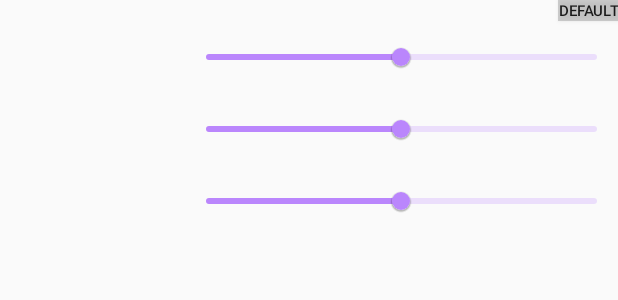
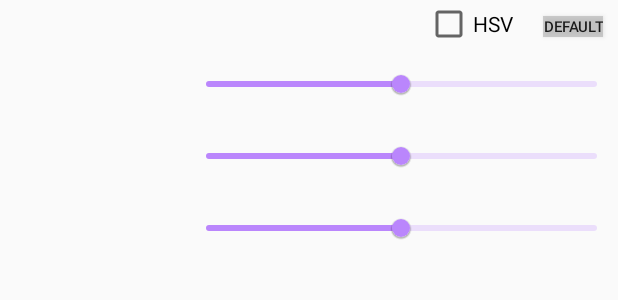
Before and after one commit to ucrio/simplecamerafilter, an Android app: the layout filter_rgb.xml on its own in the app's theme, with its tools: preview values and no code run, on a phone screen of 412 x 824 dp. Shown: the top 300 px of the screen. Run offline under Robolectric (Android 15) with nearby library versions, the light colour scheme and no system bars.

Commit message:
release version

```diff
--- a/app/src/main/java/io/github/ucrio/simplecamerafilter/filters/BrightnessFilter.kt
+++ b/app/src/main/java/io/github/ucrio/simplecamerafilter/filters/BrightnessFilter.kt
@@ -3,16 +3,11 @@ package io.github.ucrio.simplecamerafilter.filters
 import android.graphics.Bitmap
 import android.widget.Button
 import android.widget.LinearLayout
-import android.widget.SeekBar
 import android.widget.TextView
 import com.google.android.material.slider.Slider
 import io.github.ucrio.simplecamerafilter.R
-import org.opencv.android.OpenCVLoader
 import org.opencv.android.Utils
 import org.opencv.core.*
-import org.opencv.imgcodecs.Imgcodecs
-import org.opencv.imgproc.Imgproc
-import java.util.*
 
 class BrightnessFilter (name: String): AbsFilter(name) {
 
--- a/app/src/main/java/io/github/ucrio/simplecamerafilter/filters/PassFilter.kt
+++ b/app/src/main/java/io/github/ucrio/simplecamerafilter/filters/PassFilter.kt
@@ -11,7 +11,6 @@ import io.github.ucrio.simplecamerafilter.R
 import org.opencv.android.Utils
 import org.opencv.core.*
 import org.opencv.imgproc.Imgproc
-import org.opencv.imgcodecs.Imgcodecs
 
 class PassFilter(name: String): AbsFilter(name) {
 
--- a/app/src/main/res/layout/filter_pass.xml
+++ b/app/src/main/res/layout/filter_pass.xml
@@ -25,6 +25,7 @@
             android:layout_height="wrap_content"
             android:minWidth="0dp"
             android:minHeight="0dp"
+            android:layout_marginRight="10dp"
             android:background="#88AAAAAA"
             android:scaleType="center"
             android:text="Default"
--- a/app/src/main/res/layout/filter_rgb.xml
+++ b/app/src/main/res/layout/filter_rgb.xml
@@ -7,17 +7,31 @@
     android:layout_height="wrap_content"
     android:orientation="vertical">
 
+    <LinearLayout
+        android:layout_width="wrap_content"
+        android:layout_height="wrap_content"
+        android:layout_gravity="right" >
+
+        <CheckBox
+            android:id="@+id/checkHSV"
+            android:layout_width="wrap_content"
+            android:layout_height="wrap_content"
+            android:layout_marginRight="20dp"
+            android:text="HSV"
+            />
+
         <Button
             android:id="@+id/buttonDefault"
             android:layout_width="wrap_content"
             android:layout_height="wrap_content"
-        android:layout_gravity="right"
             android:minWidth="0dp"
             android:minHeight="0dp"
+            android:layout_marginRight="10dp"
             android:background="#88AAAAAA"
             android:scaleType="center"
             android:text="Default"
             android:textSize="10dp" />
+    </LinearLayout>
 
     <include layout="@layout/slider_set"
         android:id="@+id/rgbSliderSetRed" />
--- a/app/src/main/res/values/strings.xml
+++ b/app/src/main/res/values/strings.xml
@@ -12,6 +12,10 @@
     <string name="adder_red">Red</string>
     <string name="adder_green">Green</string>
     <string name="adder_blue">Blue</string>
+
+    <string name="adder_hue">Hue</string>
+    <string name="adder_saturation">Saturation</string>
+    <string name="adder_value">Value</string>
 
     <string name="pass_red">Red</string>
     <string name="pass_green">Green</string>
--- a/build.gradle
+++ b/build.gradle
@@ -11,7 +11,7 @@ buildscript {
         classpath 'com.android.tools.build:gradle:4.2.1'
         classpath "org.jetbrains.kotlin:kotlin-gradle-plugin:$kotlin_version"
         classpath 'com.google.gms:google-services:4.3.8'
-        classpath 'com.google.firebase:firebase-crashlytics-gradle:2.2.0'
+        classpath 'com.google.firebase:firebase-crashlytics-gradle:2.5.2'
         // NOTE: Do not place your application dependencies here; they belong
         // in the individual module build.gradle files
     }
```
Also changed, not shown: app/src/main/AndroidManifest.xml (+0 -13 lines), app/src/main/java/io/github/ucrio/simplecamerafilter/FullscreenActivity.kt (+5 -5 lines), app/src/main/java/io/github/ucrio/simplecamerafilter/filters/RgbFilter.kt (+52 -18 lines), app/src/main/res/layout/activity_fullscreen.xml (+12 -1 lines), 2 other files. Lines whose indentation alone changed are shown as unchanged.
